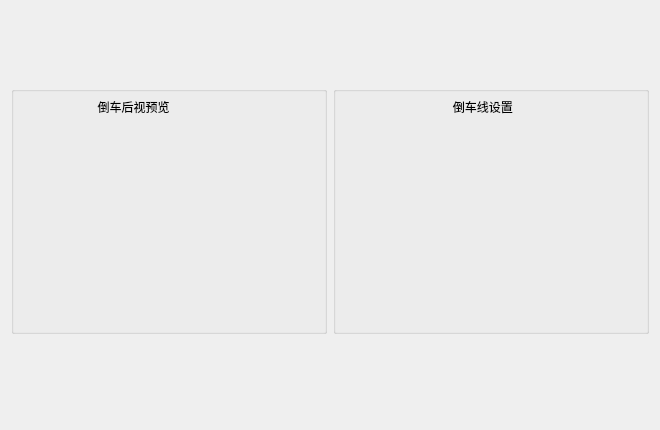
jjzhang166/DvrUI, file reverseline.ui: the form before one commit.
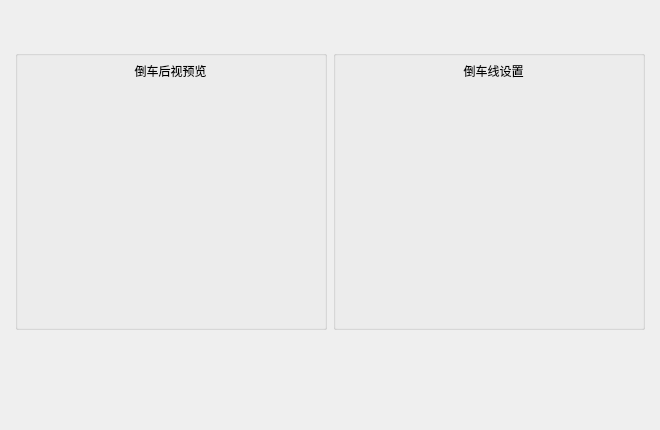
The form after the commit.

```diff
--- a/reverseline.ui
+++ b/reverseline.ui
@@ -14,15 +14,19 @@
    <string>Dialog</string>
   </property>
   <layout class="QGridLayout" name="gridLayout">
-   <item row="0" column="0">
-    <layout class="QHBoxLayout" name="horizontalLayout_2">
+   <property name="leftMargin">
+    <number>15</number>
+   </property>
      <property name="topMargin">
-      <number>75</number>
+    <number>50</number>
+   </property>
+   <property name="rightMargin">
+    <number>15</number>
      </property>
      <property name="bottomMargin">
-      <number>85</number>
-     </property>
-     <item>
+    <number>100</number>
+   </property>
+   <item row="0" column="0">
       <widget class="QGroupBox" name="groupBox">
        <property name="sizePolicy">
         <sizepolicy hsizetype="Expanding" vsizetype="Expanding">
@@ -46,12 +50,15 @@
          </rect>
         </property>
         <property name="text">
-         <string>           倒车后视预览</string>
+       <string>倒车后视预览</string>
+      </property>
+      <property name="alignment">
+       <set>Qt::AlignCenter</set>
         </property>
        </widget>
       </widget>
      </item>
-     <item>
+   <item row="0" column="1">
       <widget class="QGroupBox" name="groupBox_2">
        <property name="sizePolicy">
         <sizepolicy hsizetype="Expanding" vsizetype="Expanding">
@@ -75,14 +82,13 @@
          </rect>
         </property>
         <property name="text">
-         <string>            倒车线设置</string>
-        </property>
-       </widget>
-       <zorder>groupBox</zorder>
-       <zorder>label_2</zorder>
-      </widget>
-     </item>
-    </layout>
+       <string>倒车线设置</string>
+      </property>
+      <property name="alignment">
+       <set>Qt::AlignCenter</set>
+      </property>
+     </widget>
+    </widget>
    </item>
   </layout>
  </widget>
```
Lines whose indentation alone changed are shown as unchanged.
